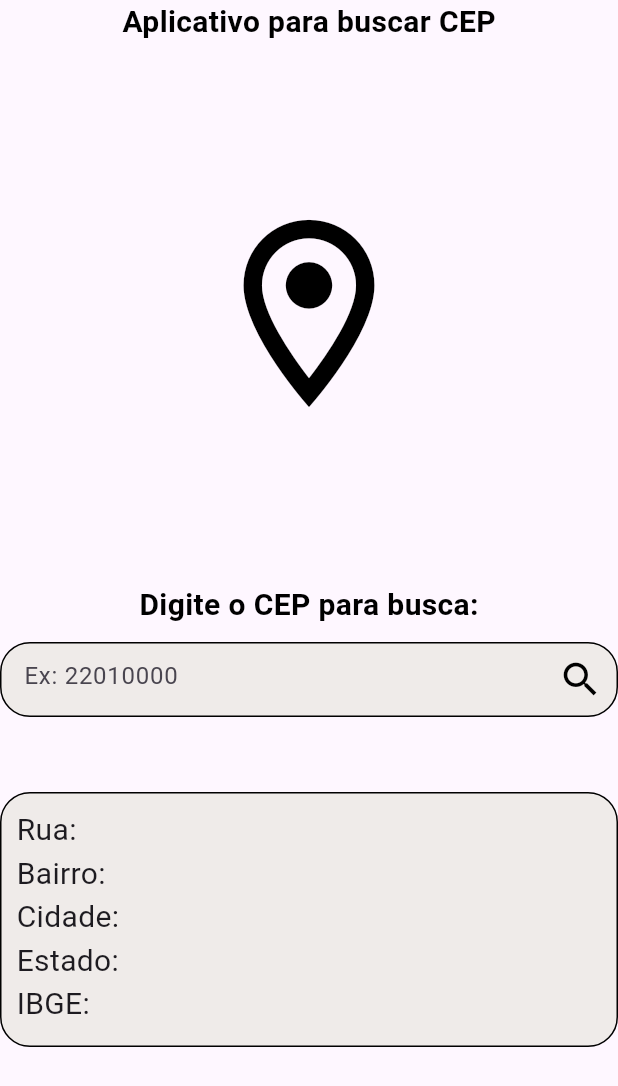
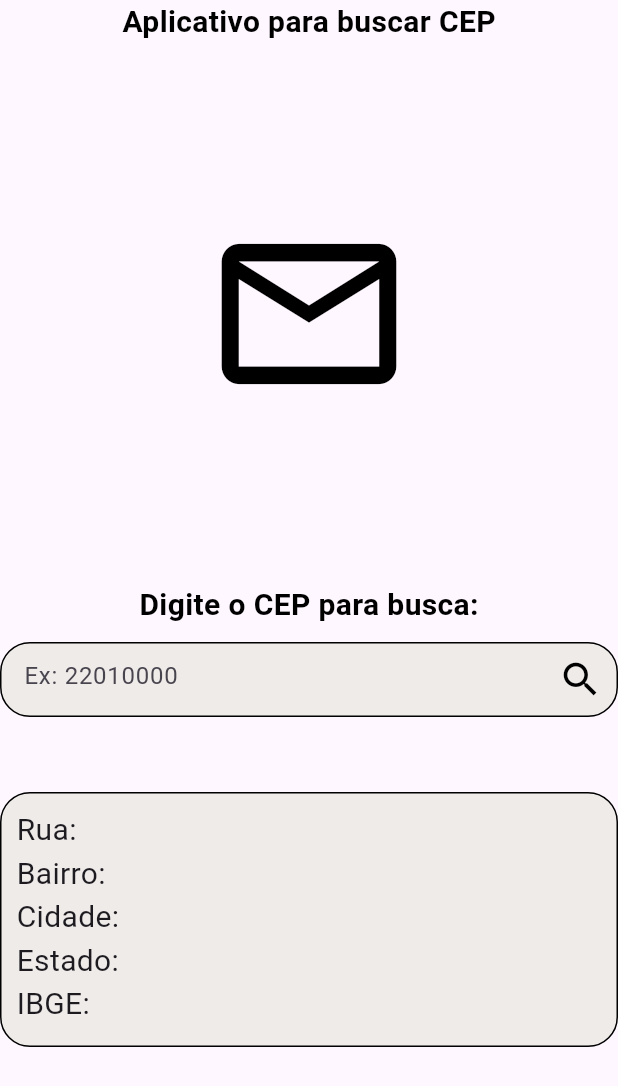
Before and after one commit to heitorhidalgo/aplicativo-viacep, a Flutter app: the screen it shows after launch, on a phone screen of 412 x 824 dp. Shown: the top 1086 px of the screen. Run offline on Flutter 3.47's test engine with Material 3 defaults, Android fonts, the phone set to English and light mode, and no system bars; our stand-ins replace get.

Commit message:
style: mudanca icone cep

```diff
--- a/lib/busca_page/busca_component.dart
+++ b/lib/busca_page/busca_component.dart
@@ -52,7 +52,11 @@ mixin class BuscaPageComponent {
     return SizedBox(
       height: orientacao == Orientation.portrait ? 200 : 150,
       width: orientacao == Orientation.portrait ? 200 : 200,
-      child: Icon(Icons.location_on_outlined, color: Colors.black, size: 150),
+      child: Icon(
+        Icons.local_post_office_outlined,
+        size: 140,
+        color: Colors.black,
+      ),
     );
   }
 
--- a/pubspec.yaml
+++ b/pubspec.yaml
@@ -60,9 +60,8 @@ flutter:
   uses-material-design: true
 
   # To add assets to your application, add an assets section, like this:
-  # assets:
-  #   - images/a_dot_burr.jpeg
-  #   - images/a_dot_ham.jpeg
+assets:
+  - assets/images/logo.png
 
   # An image asset can refer to one or more resolution-specific "variants", see
   # https://flutter.dev/to/resolution-aware-images
```
Also changed, not shown: assets/images/logo.png (added).
